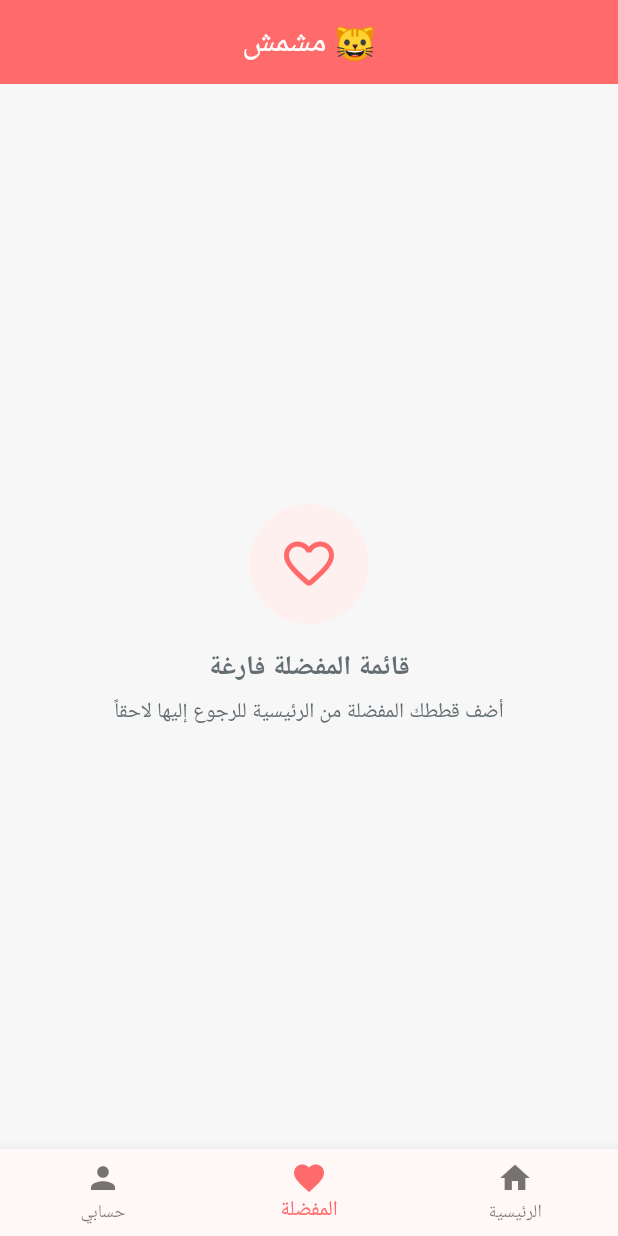
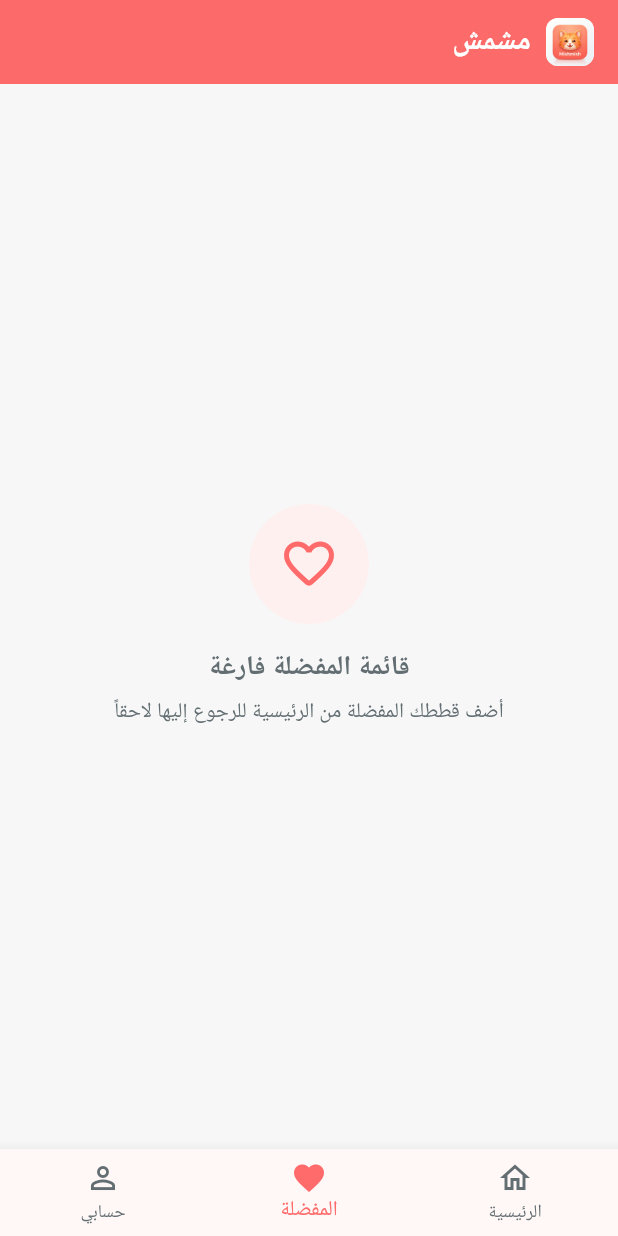
Before and after one commit to MubarakSec/mishmish_adoption, a Flutter app: the HomeScreen screen opened directly, item 2 of the bottom bar chosen, on a phone screen of 412 x 824 dp. Run offline on Flutter 3.47's test engine with Material 3 defaults, Android fonts, the phone set to English and light mode, and no system bars; our stand-ins replace shared_preferences; accounts and stored records are empty; network calls fail; Roboto replaces fonts that are missing (Cairo).

Commit message:
ui(home): polish app bar with cat icon and bottom nav outlined/active states

```diff
--- a/mishmish/lib/screens/home/home_screen.dart
+++ b/mishmish/lib/screens/home/home_screen.dart
@@ -19,18 +19,54 @@ class _HomeScreenState extends State<HomeScreen> {
   Widget build(BuildContext context) {
     return Scaffold(
       appBar: AppBar(
-        title: const Text('🐱 مشمش'),
+        title: Row(
+          children: [
+            Container(
+              width: 32,
+              height: 32,
+              decoration: BoxDecoration(
+                borderRadius: BorderRadius.circular(8),
+                color: const Color(0xFFFFF0F0),
+              ),
+              clipBehavior: Clip.antiAlias,
+              child: Image.asset(
+                'assets/icon/cat_icon.png',
+                fit: BoxFit.cover,
+                errorBuilder: (context, error, stackTrace) => const Icon(Icons.pets, size: 20, color: Color(0xFFFF6B6B)),
+              ),
+            ),
+            const SizedBox(width: 10),
+            const Text(
+              'مشمش',
+              style: TextStyle(fontWeight: FontWeight.bold, fontSize: 20),
+            ),
+          ],
+        ),
         automaticallyImplyLeading: false,
+        elevation: 0.5,
       ),
       body: _tabs[_currentIndex],
       bottomNavigationBar: BottomNavigationBar(
         currentIndex: _currentIndex,
         onTap: (i) => setState(() => _currentIndex = i),
         selectedItemColor: const Color(0xFFFF6B6B),
+        unselectedItemColor: const Color(0xFF636E72),
         items: const [
-          BottomNavigationBarItem(icon: Icon(Icons.home), label: 'الرئيسية'),
-          BottomNavigationBarItem(icon: Icon(Icons.favorite), label: 'المفضلة'),
-          BottomNavigationBarItem(icon: Icon(Icons.person), label: 'حسابي'),
+          BottomNavigationBarItem(
+            icon: Icon(Icons.home_outlined),
+            activeIcon: Icon(Icons.home),
+            label: 'الرئيسية',
+          ),
+          BottomNavigationBarItem(
+            icon: Icon(Icons.favorite_outline),
+            activeIcon: Icon(Icons.favorite),
+            label: 'المفضلة',
+          ),
+          BottomNavigationBarItem(
+            icon: Icon(Icons.person_outline),
+            activeIcon: Icon(Icons.person),
+            label: 'حسابي',
+          ),
         ],
       ),
     );
```
